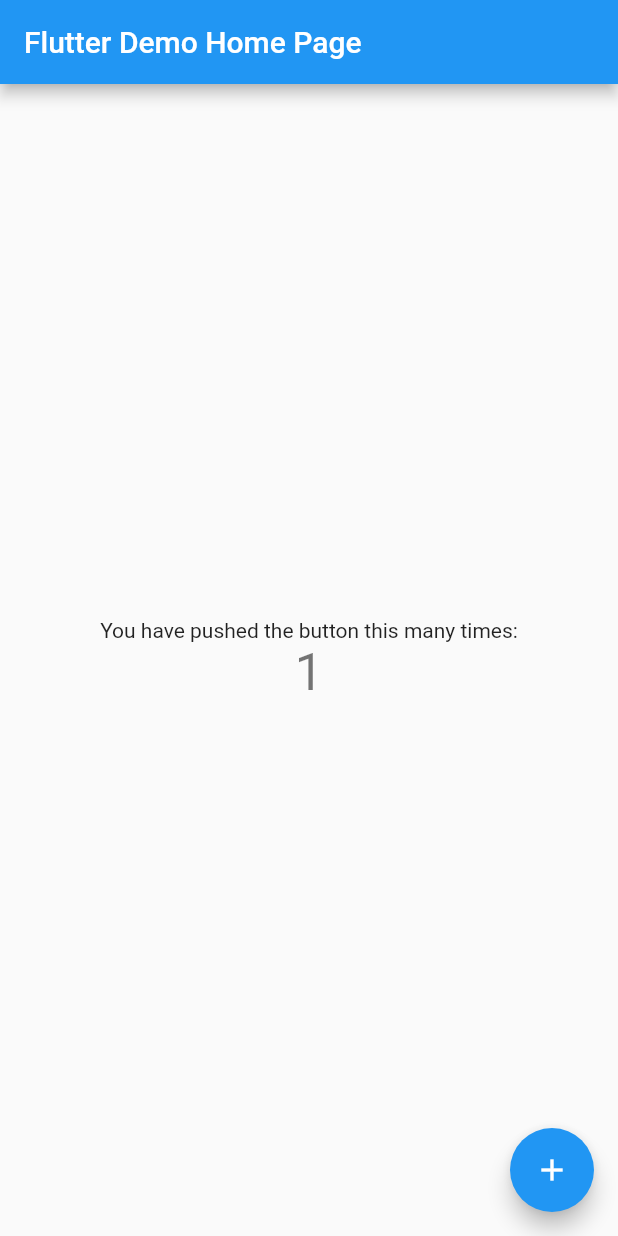
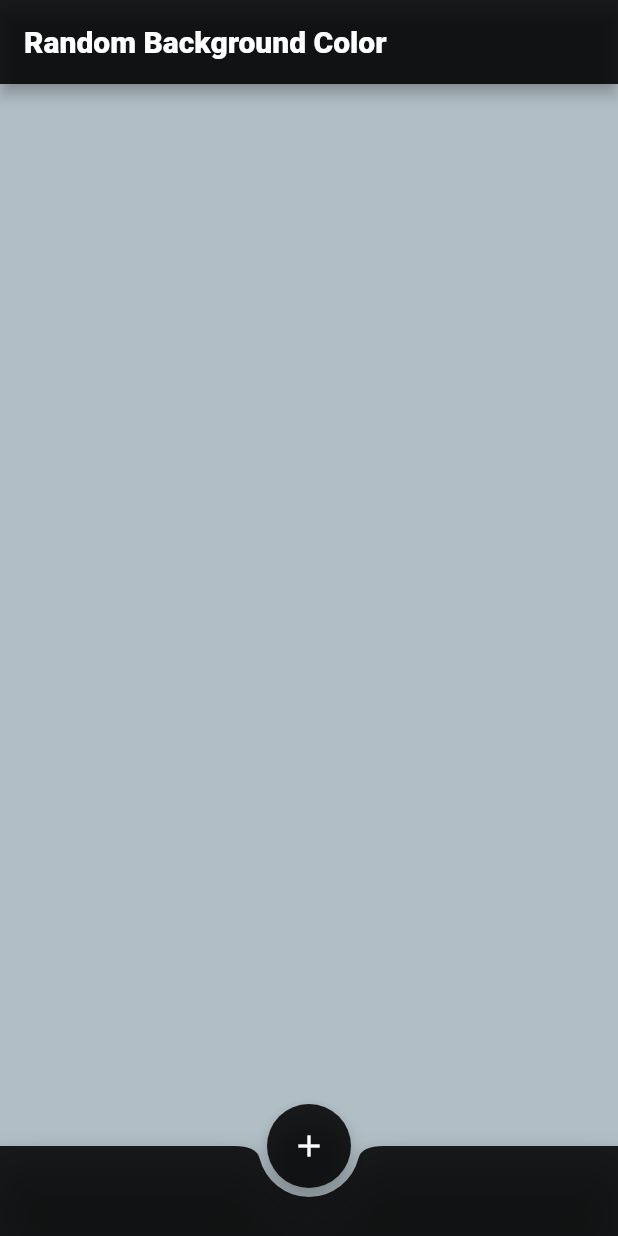
Before and after one commit to kira-on-git/random_color, a Flutter app: the screen it shows after launch, after a tap on the "add" icon, on a phone screen of 412 x 824 dp. Run offline on Flutter 3.47's test engine with Material 2 defaults, Android fonts, the phone set to English and light mode, and no system bars.

Commit message:
first commit

```diff
--- a/lib/main.dart
+++ b/lib/main.dart
@@ -1,4 +1,5 @@
 import 'package:flutter/material.dart';
+import 'dart:math';
 
 void main() {
   runApp(const MyApp());
@@ -11,105 +12,88 @@ class MyApp extends StatelessWidget {
   @override
   Widget build(BuildContext context) {
     return MaterialApp(
-      title: 'Flutter Demo',
-      theme: ThemeData(
-        // This is the theme of your application.
-        //
-        // Try running your application with "flutter run". You'll see the
-        // application has a blue toolbar. Then, without quitting the app, try
-        // changing the primarySwatch below to Colors.green and then invoke
-        // "hot reload" (press "r" in the console where you ran "flutter run",
-        // or simply save your changes to "hot reload" in a Flutter IDE).
-        // Notice that the counter didn't reset back to zero; the application
-        // is not restarted.
-        primarySwatch: Colors.blue,
-      ),
-      home: const MyHomePage(title: 'Flutter Demo Home Page'),
+      title: 'switch bg color',
+      debugShowCheckedModeBanner: false,
+      home: MyHomePage(title: 'Random Background Color'),
     );
   }
 }
 
 class MyHomePage extends StatefulWidget {
-  const MyHomePage({Key? key, required this.title}) : super(key: key);
-
-  // This widget is the home page of your application. It is stateful, meaning
-  // that it has a State object (defined below) that contains fields that affect
-  // how it looks.
-
-  // This class is the configuration for the state. It holds the values (in this
-  // case the title) provided by the parent (in this case the App widget) and
-  // used by the build method of the State. Fields in a Widget subclass are
-  // always marked "final".
-
+  MyHomePage({Key? key, required this.title}) : super(key: key);
   final String title;
 
   @override
-  State<MyHomePage> createState() => _MyHomePageState();
+  _MyHomePageState createState() => _MyHomePageState();
 }
 
 class _MyHomePageState extends State<MyHomePage> {
-  int _counter = 0;
+  Color bgColor = Colors.white;
 
-  void _incrementCounter() {
+  void _randomColor(){
     setState(() {
-      // This call to setState tells the Flutter framework that something has
-      // changed in this State, which causes it to rerun the build method below
-      // so that the display can reflect the updated values. If we changed
-      // _counter without calling setState(), then the build method would not be
-      // called again, and so nothing would appear to happen.
-      _counter++;
+      var random = Random();
+      final List<Color> colorList = [
+        const Color(0xffffffff),
+        Colors.red,
+        Colors.blue,
+        Colors.orange,
+        Colors.purple,
+        Colors.green,
+        Colors.blueGrey[200]!,
+        Colors.yellow,
+        Colors.teal,
+        Colors.pink,
+        Colors.lime,
+        Colors.lightBlueAccent,
+        Colors.yellowAccent,
+        Colors.redAccent,
+        Colors.cyan,
+        Colors.brown,
+        Colors.deepPurpleAccent
+      ];
+      final rndIndex = random.nextInt(colorList.length);
+      //print(colorList[rndIndex]);
+      bgColor = colorList[rndIndex];
     });
   }
 
   @override
   Widget build(BuildContext context) {
-    // This method is rerun every time setState is called, for instance as done
-    // by the _incrementCounter method above.
-    //
-    // The Flutter framework has been optimized to make rerunning build methods
-    // fast, so that you can just rebuild anything that needs updating rather
-    // than having to individually change instances of widgets.
     return Scaffold(
+      backgroundColor: bgColor,
       appBar: AppBar(
-        // Here we take the value from the MyHomePage object that was created by
-        // the App.build method, and use it to set our appbar title.
-        title: Text(widget.title),
+        backgroundColor: Colors.black87,
+        title: Text(
+          widget.title,
+          style: const TextStyle(color: Colors.white, fontWeight: FontWeight.w800),
+        ),
       ),
       body: Center(
-        // Center is a layout widget. It takes a single child and positions it
-        // in the middle of the parent.
         child: Column(
-          // Column is also a layout widget. It takes a list of children and
-          // arranges them vertically. By default, it sizes itself to fit its
-          // children horizontally, and tries to be as tall as its parent.
-          //
-          // Invoke "debug painting" (press "p" in the console, choose the
-          // "Toggle Debug Paint" action from the Flutter Inspector in Android
-          // Studio, or the "Toggle Debug Paint" command in Visual Studio Code)
-          // to see the wireframe for each widget.
-          //
-          // Column has various properties to control how it sizes itself and
-          // how it positions its children. Here we use mainAxisAlignment to
-          // center the children vertically; the main axis here is the vertical
-          // axis because Columns are vertical (the cross axis would be
-          // horizontal).
           mainAxisAlignment: MainAxisAlignment.center,
-          children: <Widget>[
-            const Text(
-              'You have pushed the button this many times:',
-            ),
-            Text(
-              '$_counter',
-              style: Theme.of(context).textTheme.headline4,
-            ),
+          children: const <Widget>[
+            /*Text(
+              "<colorName>",
+              style: TextStyle(fontSize: 36),
+            ),*/
           ],
         ),
       ),
       floatingActionButton: FloatingActionButton(
-        onPressed: _incrementCounter,
-        tooltip: 'Increment',
+        onPressed: ()=>_randomColor(),
+        backgroundColor: Colors.black87,
         child: const Icon(Icons.add),
-      ), // This trailing comma makes auto-formatting nicer for build methods.
+      ),
+      floatingActionButtonLocation: FloatingActionButtonLocation.centerDocked,
+      bottomNavigationBar: BottomAppBar(
+        shape: const CircularNotchedRectangle(),
+        notchMargin: 6,
+        color: Colors.black87,
+        child: Container(
+          height: 60,
+        ),
+      ),
     );
   }
 }
```
